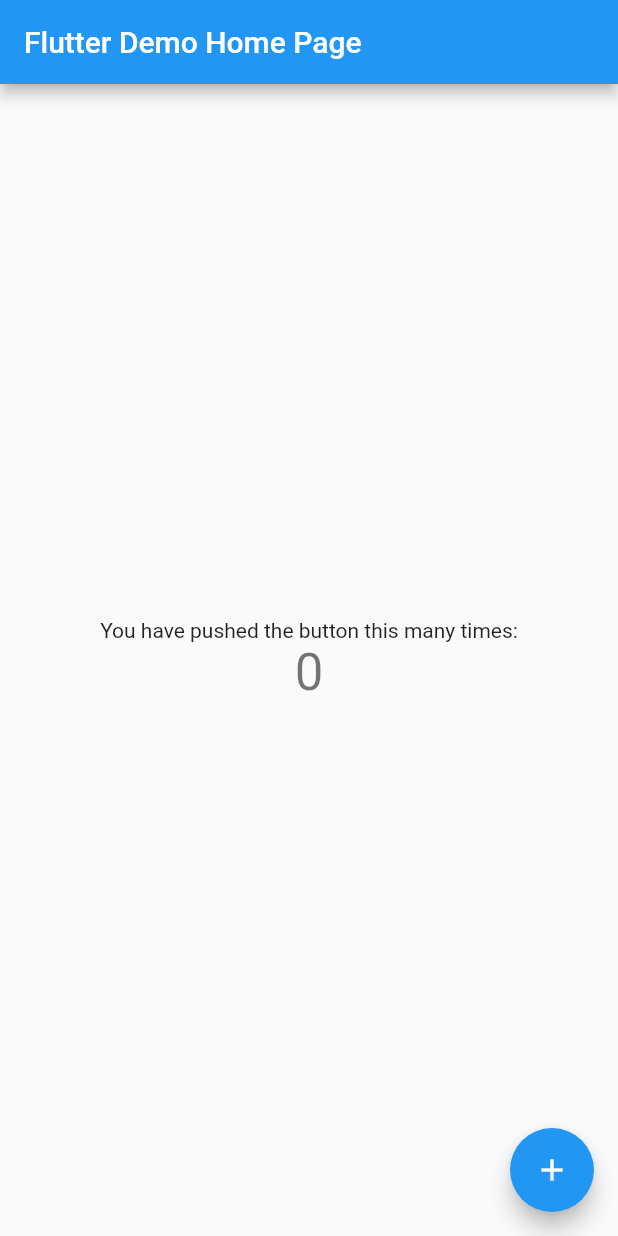
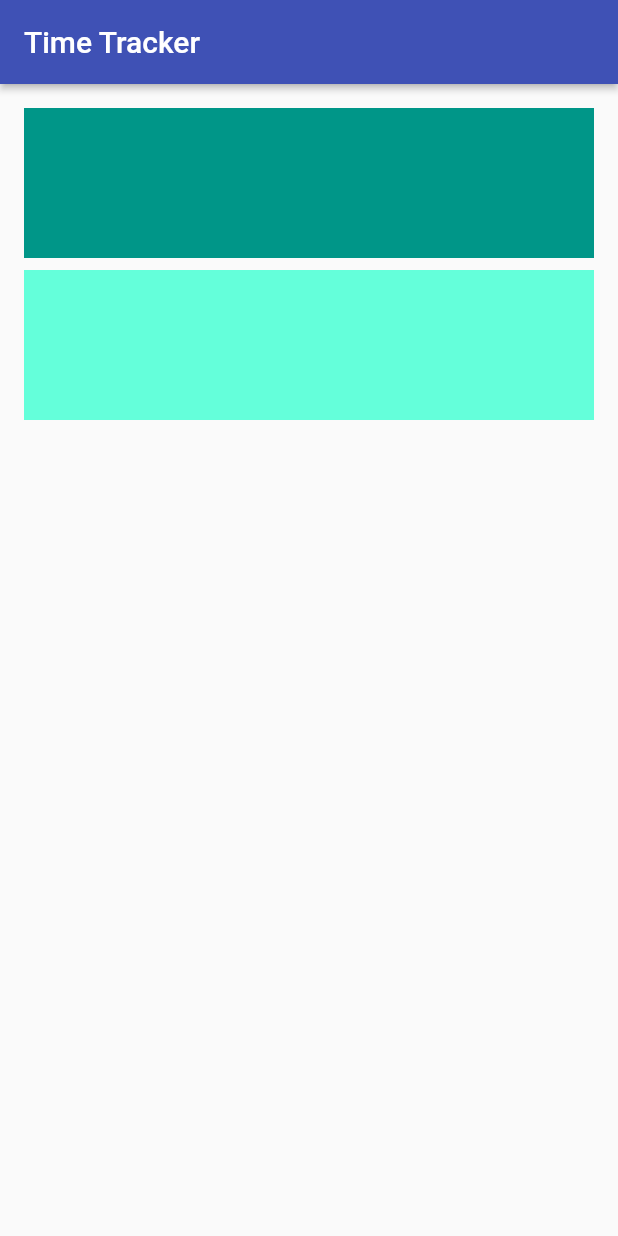
Before and after one commit to kcinnoy/time_tracker, a Flutter app: the screen it shows after launch, on a phone screen of 412 x 824 dp. Run offline on Flutter 3.47's test engine with Material 2 defaults, Android fonts, the phone set to English and light mode, and no system bars.

Commit message:
added signup page

```diff
--- /dev/null
+++ b/lib/app/sign_in/sign_in_page.dart
@@ -0,0 +1,40 @@
+import 'package:flutter/material.dart';
+
+class SignInPage extends StatelessWidget {
+  @override
+  Widget build(BuildContext context) {
+    return Scaffold(
+      appBar: AppBar(
+        title: Text('Time Tracker'),
+        elevation: 2.0,
+      ),
+      body: _buildContent(),
+    );
+  }
+
+  Widget _buildContent() {
+    return Padding(
+      padding: EdgeInsets.all(16.0),
+      child: Column(
+        crossAxisAlignment: CrossAxisAlignment.stretch,
+        children: [
+          Container(
+            color: Colors.teal,
+            child: SizedBox(
+              height: 100.00,
+            ),
+          ),
+          SizedBox(
+            height: 8.0,
+          ),
+          Container(
+            color: Colors.tealAccent,
+            child: SizedBox(
+              height: 100.00,
+            ),
+          ),
+        ],
+      ),
+    );
+  }
+}
--- a/lib/main.dart
+++ b/lib/main.dart
@@ -1,113 +1,18 @@
 import 'package:flutter/material.dart';
+import 'package:time_tracker/app/sign_in/sign_in_page.dart';
 
 void main() {
   runApp(MyApp());
 }
 
 class MyApp extends StatelessWidget {
-  // This widget is the root of your application.
   @override
   Widget build(BuildContext context) {
     return MaterialApp(
-      title: 'Flutter Demo',
-      theme: ThemeData(
-        // This is the theme of your application.
-        //
-        // Try running your application with "flutter run". You'll see the
-        // application has a blue toolbar. Then, without quitting the app, try
-        // changing the primarySwatch below to Colors.green and then invoke
-        // "hot reload" (press "r" in the console where you ran "flutter run",
-        // or simply save your changes to "hot reload" in a Flutter IDE).
-        // Notice that the counter didn't reset back to zero; the application
-        // is not restarted.
-        primarySwatch: Colors.blue,
-      ),
-      home: MyHomePage(title: 'Flutter Demo Home Page'),
-    );
+        title: 'Time Tracker',
+        theme: ThemeData(
+          primarySwatch: Colors.indigo,
+        ),
+        home: SignInPage());
   }
 }
-
-class MyHomePage extends StatefulWidget {
-  MyHomePage({Key? key, required this.title}) : super(key: key);
-
-  // This widget is the home page of your application. It is stateful, meaning
-  // that it has a State object (defined below) that contains fields that affect
-  // how it looks.
-
-  // This class is the configuration for the state. It holds the values (in this
-  // case the title) provided by the parent (in this case the App widget) and
-  // used by the build method of the State. Fields in a Widget subclass are
-  // always marked "final".
-
-  final String title;
-
-  @override
-  _MyHomePageState createState() => _MyHomePageState();
-}
-
-class _MyHomePageState extends State<MyHomePage> {
-  int _counter = 0;
-
-  void _incrementCounter() {
-    setState(() {
-      // This call to setState tells the Flutter framework that something has
-      // changed in this State, which causes it to rerun the build method below
-      // so that the display can reflect the updated values. If we changed
-      // _counter without calling setState(), then the build method would not be
-      // called again, and so nothing would appear to happen.
-      _counter++;
-    });
-  }
-
-  @override
-  Widget build(BuildContext context) {
-    // This method is rerun every time setState is called, for instance as done
-    // by the _incrementCounter method above.
-    //
-    // The Flutter framework has been optimized to make rerunning build methods
-    // fast, so that you can just rebuild anything that needs updating rather
-    // than having to individually change instances of widgets.
-    return Scaffold(
-      appBar: AppBar(
-        // Here we take the value from the MyHomePage object that was created by
-        // the App.build method, and use it to set our appbar title.
-        title: Text(widget.title),
-      ),
-      body: Center(
-        // Center is a layout widget. It takes a single child and positions it
-        // in the middle of the parent.
-        child: Column(
-          // Column is also a layout widget. It takes a list of children and
-          // arranges them vertically. By default, it sizes itself to fit its
-          // children horizontally, and tries to be as tall as its parent.
-          //
-          // Invoke "debug painting" (press "p" in the console, choose the
-          // "Toggle Debug Paint" action from the Flutter Inspector in Android
-          // Studio, or the "Toggle Debug Paint" command in Visual Studio Code)
-          // to see the wireframe for each widget.
-          //
-          // Column has various properties to control how it sizes itself and
-          // how it positions its children. Here we use mainAxisAlignment to
-          // center the children vertically; the main axis here is the vertical
-          // axis because Columns are vertical (the cross axis would be
-          // horizontal).
-          mainAxisAlignment: MainAxisAlignment.center,
-          children: <Widget>[
-            Text(
-              'You have pushed the button this many times:',
-            ),
-            Text(
-              '$_counter',
-              style: Theme.of(context).textTheme.headline4,
-            ),
-          ],
-        ),
-      ),
-      floatingActionButton: FloatingActionButton(
-        onPressed: _incrementCounter,
-        tooltip: 'Increment',
-        child: Icon(Icons.add),
-      ), // This trailing comma makes auto-formatting nicer for build methods.
-    );
-  }
-}
```
